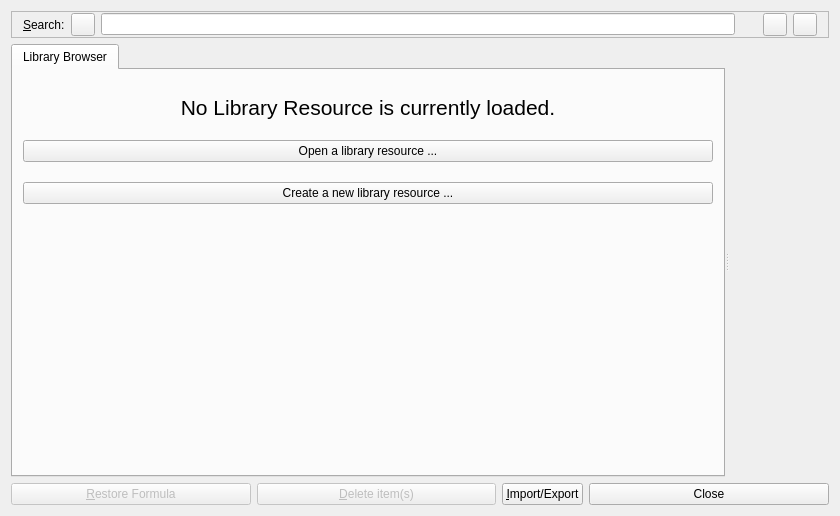
Qt form src/klflibbrowser.ui (CryFeiFei/klatexformula) before a commit.
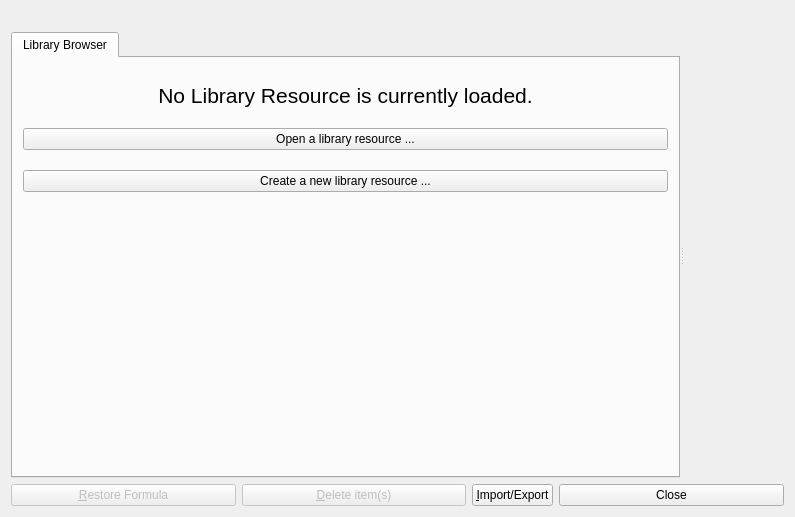
The same form after that commit. Icons and pictures are not drawn. Custom widgets are drawn as their Qt base class.

Commit message: * KLFSearchBar for full-featured I-Search, implemented in KLFLibBrowser * KLFWaitAnimationOverlay widget to overlay an animation to invite user   to wait... * Moved KLFUnitChooser/KLFUnitSpinBox from klfguiutils.{h|cpp} to its own   klfunitinput.{h|cpp} * Fixed some bugs in KLFLibModel, slightly re-organized KLFLibModelCache * some small fixes

```diff
--- a/src/klflibbrowser.ui
+++ b/src/klflibbrowser.ui
@@ -10,8 +10,8 @@
    <rect>
     <x>0</x>
     <y>0</y>
-    <width>840</width>
-    <height>516</height>
+    <width>795</width>
+    <height>517</height>
    </rect>
   </property>
   <property name="windowTitle">
@@ -23,123 +23,19 @@
   </property>
   <layout class="QGridLayout" name="lyt_KLFLibBrowser">
    <item row="0" column="0">
-    <widget class="QFrame" name="frmSearch">
+    <widget class="KLFSearchBar" name="searchBar">
      <property name="sizePolicy">
       <sizepolicy hsizetype="Preferred" vsizetype="Fixed">
        <horstretch>0</horstretch>
        <verstretch>0</verstretch>
       </sizepolicy>
      </property>
-     <property name="frameShape">
-      <enum>QFrame::StyledPanel</enum>
+     <property name="minimumSize">
+      <size>
+       <width>0</width>
+       <height>15</height>
+      </size>
      </property>
-     <property name="frameShadow">
-      <enum>QFrame::Sunken</enum>
-     </property>
-     <property name="lineWidth">
-      <number>1</number>
-     </property>
-     <layout class="QHBoxLayout" name="lyt_frmSearch">
-      <property name="topMargin">
-       <number>1</number>
-      </property>
-      <property name="bottomMargin">
-       <number>1</number>
-      </property>
-      <item>
-       <widget class="QLabel" name="lblSearch">
-        <property name="sizePolicy">
-         <sizepolicy hsizetype="Preferred" vsizetype="Preferred">
-          <horstretch>0</horstretch>
-          <verstretch>0</verstretch>
-         </sizepolicy>
-        </property>
-        <property name="text">
-         <string>&amp;Search:</string>
-        </property>
-        <property name="wordWrap">
-         <bool>false</bool>
-        </property>
-        <property name="buddy">
-         <cstring>txtSearch</cstring>
-        </property>
-       </widget>
-      </item>
-      <item>
-       <widget class="QToolButton" name="btnSearchClear">
-        <property name="toolTip">
-         <string>Clear Search bar</string>
-        </property>
-        <property name="icon">
-         <iconset resource="klfres.qrc">
-          <normaloff>:/pics/clearright.png</normaloff>:/pics/clearright.png</iconset>
-        </property>
-       </widget>
-      </item>
-      <item>
-       <widget class="QLineEdit" name="txtSearch">
-        <property name="sizePolicy">
-         <sizepolicy hsizetype="Expanding" vsizetype="Fixed">
-          <horstretch>0</horstretch>
-          <verstretch>0</verstretch>
-         </sizepolicy>
-        </property>
-        <property name="toolTip">
-         <string>Incremental search within this library resource. Find next with F3 or Ctrl-S key.</string>
-        </property>
-        <property name="whatsThis">
-         <string>Incremental search within this library resource. Find next with F3 or Ctrl-S key.</string>
-        </property>
-       </widget>
-      </item>
-      <item>
-       <widget class="QLabel" name="lblWaitAnimation">
-        <property name="sizePolicy">
-         <sizepolicy hsizetype="Fixed" vsizetype="Fixed">
-          <horstretch>0</horstretch>
-          <verstretch>0</verstretch>
-         </sizepolicy>
-        </property>
-        <property name="minimumSize">
-         <size>
-          <width>16</width>
-          <height>16</height>
-         </size>
-        </property>
-        <property name="text">
-         <string notr="true"/>
-        </property>
-       </widget>
-      </item>
-      <item>
-       <widget class="QToolButton" name="btnFindPrev">
-        <property name="toolTip">
-         <string>Find Previous [Shift-F3]</string>
-        </property>
-        <property name="whatsThis">
-         <string>Find Previous occurrence of search string</string>
-        </property>
-        <property name="icon">
-         <iconset resource="klfres.qrc">
-          <normaloff>:/pics/findprev.png</normaloff>:/pics/findprev.png</iconset>
-        </property>
-       </widget>
-      </item>
-      <item>
-       <widget class="QToolButton" name="btnFindNext">
-        <property name="toolTip">
-         <string>Find Next [F3]</string>
-        </property>
-        <property name="whatsThis">
-         <string>Find Next occurrence of search string</string>
-        </property>
-        <property name="icon">
-         <iconset resource="klfres.qrc">
-          <normaloff>:/pics/findnext.png</normaloff>:/pics/findnext.png</iconset>
-        </property>
-       </widget>
-      </item>
-     </layout>
     </widget>
    </item>
    <item row="2" column="0">
@@ -525,6 +421,12 @@
    <header location="global">QTabWidget</header>
    <container>1</container>
   </customwidget>
+  <customwidget>
+   <class>KLFSearchBar</class>
+   <extends>QFrame</extends>
+   <header location="global">klfsearchbar.h</header>
+   <container>1</container>
+  </customwidget>
  </customwidgets>
  <tabstops>
   <tabstop>btnSearchClear</tabstop>
```
Left out of the diff: 4 changed lines with no effect on the pictures. The commit also changes 30 other files.
